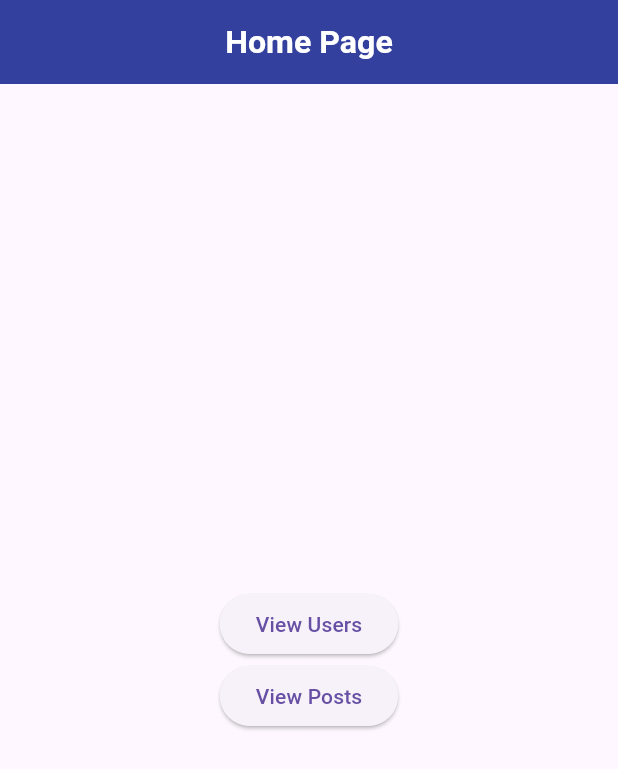
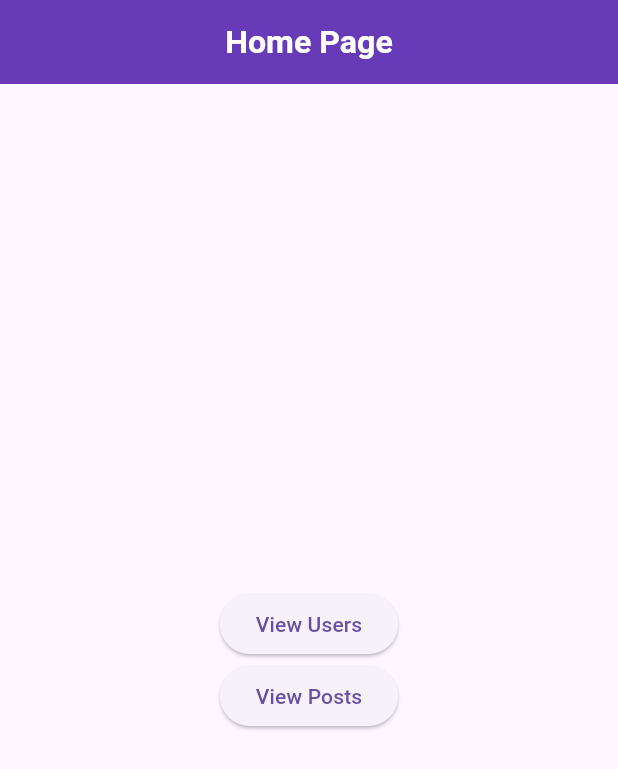
Before and after one commit to Tiya-Digital-LLP/Flutter_Block_Structure, a Flutter app: the screen it shows after launch, on a phone screen of 412 x 824 dp. Shown: the top 769 px of the screen. Run offline on Flutter 3.47's test engine with Material 3 defaults, Android fonts, the light colour scheme and no system bars; our stand-ins replace flutter_bloc; Roboto replaces fonts that are missing (Metropolis).

Commit message:
initial changes

```diff
--- a/lib/utils/app_colors.dart
+++ b/lib/utils/app_colors.dart
@@ -9,7 +9,7 @@ class AppColors {
   static Color otpBorder = const Color(0xFFC4C4C4);
   static Color greenBorder = Colors.green;
   static Color redText = const Color(0xFFF04319);
-  static Color primaryColor = const Color(0xFF33409E);
+  static Color primaryColor = Colors.deepPurple;
   static Color bottomIcon = const Color(0xFF292D32);
   static Color background = const Color(0xFFf5f6f6);
   static Color searchbar = const Color(0xFFF1F5F6);
```
